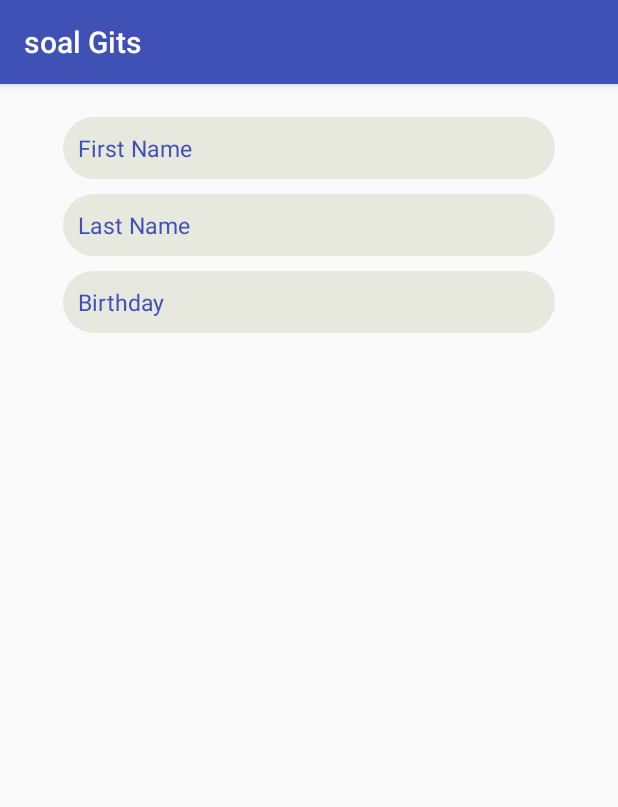
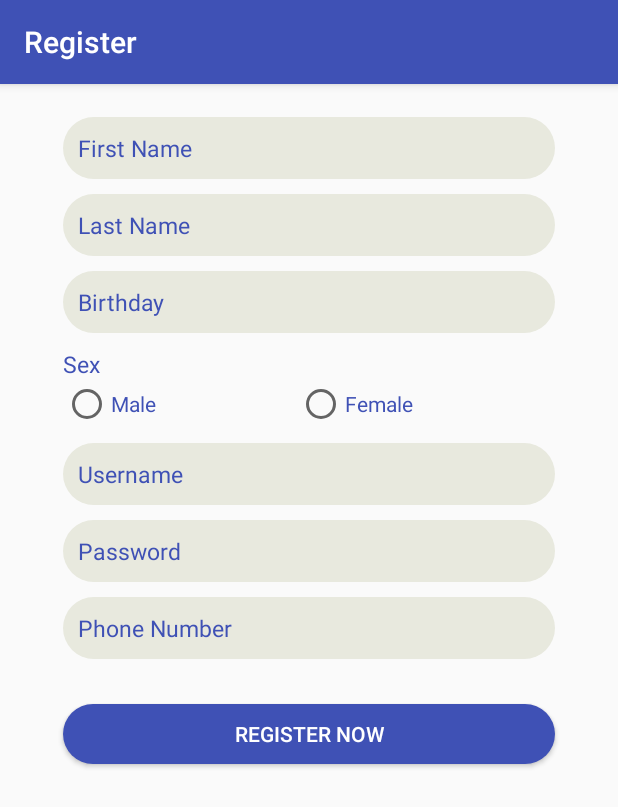
Before and after one commit to myoganugraha/forGITS, an Android app: the screen it shows after launch (Register), on a phone screen of 412 x 824 dp. Shown: the top 807 px of the screen. Run offline under Robolectric (Android 15) with nearby library versions, the phone set to English and light mode, and no system bars.

Commit message:
update register

```diff
--- a/app/src/main/AndroidManifest.xml
+++ b/app/src/main/AndroidManifest.xml
@@ -9,7 +9,11 @@
         android:roundIcon="@mipmap/ic_launcher_round"
         android:supportsRtl="true"
         android:theme="@style/AppTheme">
-        <activity android:name=".Register">
+
+
+
+        <activity android:name=".Register"
+            android:label="Register">
             <intent-filter>
                 <action android:name="android.intent.action.MAIN" />
 
@@ -20,4 +24,5 @@
         <activity android:name=".MainActivity"></activity>
     </application>
 
+
 </manifest>
--- a/app/src/main/java/itk/myoganugraha/soalgits/Register.java
+++ b/app/src/main/java/itk/myoganugraha/soalgits/Register.java
@@ -14,49 +14,51 @@ import java.util.Locale;
 
 public class Register extends AppCompatActivity {
 
-    private Calendar myCalendar = Calendar.getInstance();
+
     private EditText bday;
-    private DatePickerDialog.OnDateSetListener date;
+    Calendar myCalendar = Calendar.getInstance();
 
-    private void updateLabel() {
-        String myFormat = "dd/MM/yyyy"; //In which you need put here
-        SimpleDateFormat sdf = new SimpleDateFormat(myFormat, Locale.US);
 
-        bday.setText(sdf.format(myCalendar.getTime()));
-    }
+
 
     @Override
     protected void onCreate(Bundle savedInstanceState) {
         super.onCreate(savedInstanceState);
         setContentView(R.layout.activity_register);
 
+
         bday = (EditText) findViewById(R.id.bdayTxt);
 
 
 
-
-        date = new DatePickerDialog.OnDateSetListener() {
-
-            @Override
-            public void onDateSet(DatePicker view, int dayOfMonth, int monthOfYear, int year) {
-                myCalendar.set(Calendar.DAY_OF_MONTH, dayOfMonth);
-                myCalendar.set(Calendar.MONTH, monthOfYear);
-                myCalendar.set(Calendar.YEAR, year);
-                updateLabel();
-            }
-        };
-
         bday.setOnClickListener(new View.OnClickListener() {
             @Override
-            public void onClick(View v) {
-                new DatePickerDialog(Register.this, date, myCalendar
-                        .get(Calendar.YEAR), myCalendar.get(Calendar.MONTH),
-                        myCalendar.get(Calendar.DAY_OF_MONTH)).show();
+            public void onClick(View view) {
+                Calendar mcurrentDate=Calendar.getInstance();
+                int mYear=mcurrentDate.get(Calendar.YEAR);
+                int mMonth=mcurrentDate.get(Calendar.MONTH);
+                int mDay=mcurrentDate.get(Calendar.DAY_OF_MONTH);
+
+                DatePickerDialog mDatePicker=new DatePickerDialog(Register.this, new DatePickerDialog.OnDateSetListener() {
+                    public void onDateSet(DatePicker datepicker, int selectedyear, int selectedmonth, int selectedday) {
+                        // TODO Auto-generated method stub
+                        myCalendar.set(Calendar.YEAR, selectedyear);
+                        myCalendar.set(Calendar.MONTH, selectedmonth);
+                        myCalendar.set(Calendar.DAY_OF_MONTH, selectedday);
+                        updateLabel();
+                    }
+                },mYear, mMonth, mDay);
+                mDatePicker.setTitle("Select date");
+                mDatePicker.show();
             }
         });
+    }
 
+    private void updateLabel() {
+        String myFormat = "dd/MM/yyyy"; //In which you need put here
+        SimpleDateFormat sdf = new SimpleDateFormat(myFormat, Locale.UK);
 
-
+        bday.setText(sdf.format(myCalendar.getTime()));
     }
 
 
--- a/app/src/main/res/layout/activity_register.xml
+++ b/app/src/main/res/layout/activity_register.xml
@@ -66,48 +66,109 @@
             android:textColorHint="@color/colorPrimary"
             android:textSize="15dp"
             android:clickable="true"
-            android:editable="false"
             android:focusable="false"/>
-    </LinearLayout>
 
-    <LinearLayout
-        android:orientation="horizontal"
-        android:padding="12dp"
+        <TextView
+            android:id="@+id/textView"
             android:layout_width="match_parent"
-        android:layout_height="match_parent">
+            android:layout_height="wrap_content"
+            android:layout_marginLeft="20dp"
+            android:layout_marginRight="20dp"
+            android:text="Sex"
+            android:textSize="15dp"
+            android:textColor="@color/colorPrimary"/>
 
         <RadioGroup
             android:layout_width="match_parent"
-            android:layout_height="match_parent">
+            android:layout_height="wrap_content"
+            android:orientation="horizontal"
+            android:layout_marginBottom="10dp"
+            android:layout_marginLeft="20dp"
+            android:layout_marginRight="20dp">
 
             <RadioButton
-                android:id="@+id/lakiLakiButton"
+                android:id="@+id/lakiLakiRB"
                 android:layout_width="wrap_content"
+                android:layout_height="wrap_content"
+                android:layout_weight="1"
+                android:textColor="@color/colorPrimary"
+                android:text="Male" />
+
+            <RadioButton
+                android:id="@+id/perempuanRB"
+                android:layout_width="wrap_content"
+                android:layout_height="wrap_content"
+                android:layout_weight="1"
+                android:textColor="@color/colorPrimary"
+                android:text="Female" />
+        </RadioGroup>
+
+        <EditText
+            android:id="@+id/usernameTxt"
+            android:layout_width="match_parent"
             android:layout_height="wrap_content"
             android:layout_marginBottom="10dp"
             android:layout_marginLeft="20dp"
             android:layout_marginRight="20dp"
-                android:layout_weight="1"
-                android:text="Laki=Laki" />
+            android:background="@drawable/rounded_edittext"
+            android:backgroundTint="@color/grey"
+            android:hint="Username"
+            android:inputType="textPersonName"
+            android:padding="10dp"
+            android:singleLine="true"
+            android:textColor="@color/colorPrimary"
+            android:textColorHint="@color/colorPrimary"
+            android:textSize="15dp" />
 
-            <RadioButton
-                android:id="@+id/perempuanButton"
-                android:layout_width="wrap_content"
+        <EditText
+            android:id="@+id/passwordTxt"
+            android:layout_width="match_parent"
             android:layout_height="wrap_content"
             android:layout_marginBottom="10dp"
             android:layout_marginLeft="20dp"
             android:layout_marginRight="20dp"
-                android:layout_weight="1"
-                android:text="Perempuan" />
-        </RadioGroup>
-    </LinearLayout>
+            android:background="@drawable/rounded_edittext"
+            android:backgroundTint="@color/grey"
+            android:hint="Password"
+            android:inputType="textPassword"
+            android:padding="10dp"
+            android:singleLine="true"
+            android:textColor="@color/colorPrimary"
+            android:textColorHint="@color/colorPrimary"
+            android:textSize="15dp"
+            />
 
 
+        <EditText
+            android:id="@+id/phoneNumberTxt"
+            android:layout_width="match_parent"
+            android:layout_height="wrap_content"
+            android:layout_marginBottom="10dp"
+            android:layout_marginLeft="20dp"
+            android:layout_marginRight="20dp"
+            android:background="@drawable/rounded_edittext"
+            android:backgroundTint="@color/grey"
+            android:hint="Phone Number"
+            android:inputType="number"
+            android:padding="10dp"
+            android:singleLine="true"
+            android:textColor="@color/colorPrimary"
+            android:textColorHint="@color/colorPrimary"
+            android:textSize="15dp" />
 
+        <Button
+            android:id="@+id/btnLogin"
+            android:layout_width="fill_parent"
+            android:layout_height="40dp"
+            android:layout_marginLeft="20dp"
+            android:layout_marginRight="20dp"
+            android:layout_marginTop="20dip"
+            android:background="@drawable/rounded_edittext"
+            android:backgroundTint="@color/colorPrimary"
+            android:text="REGISTER NOW"
+            android:textColor="@color/white" />
 
-
-
-
+    </LinearLayout>
 
 
     <ProgressBar
```
Lines whose indentation alone changed are shown as unchanged.
